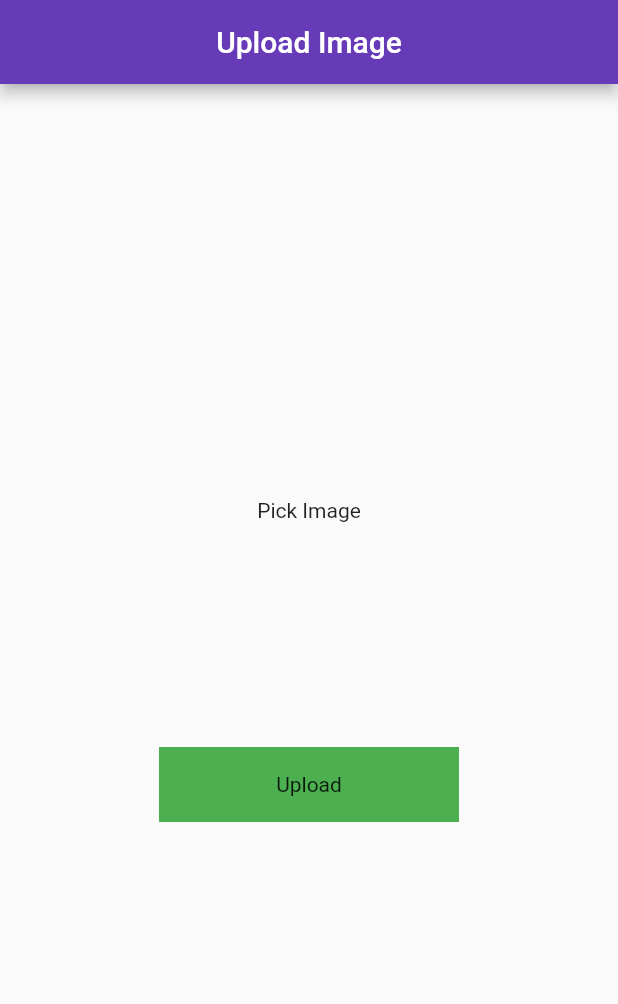
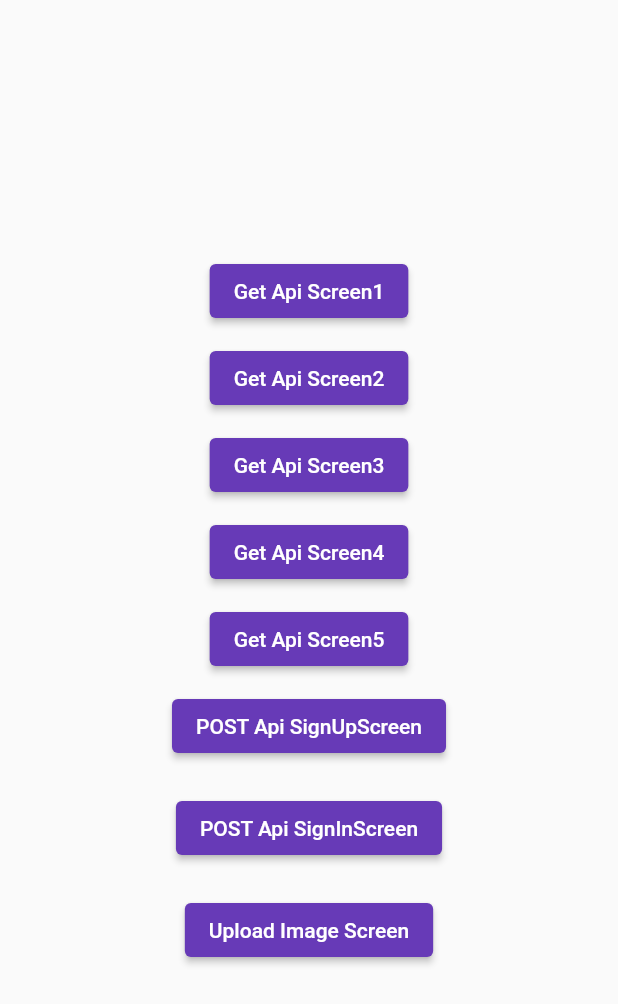
Before and after one commit to hamidhosen42/Flutter-REST-API, a Flutter app: the screen it shows after launch, on a phone screen of 412 x 824 dp. Shown: the top 1004 px of the screen. Run offline on Flutter 3.47's test engine with Material 2 defaults, Android fonts, the phone set to English and light mode, and no system bars; drawn by our look-alikes of modal_progress_hud_nsn; our stand-ins replace image_picker.

Commit message:
add-image

```diff
--- a/lib/Get_API/home_screen2.dart
+++ b/lib/Get_API/home_screen2.dart
@@ -3,7 +3,6 @@
 import 'dart:convert';
 
 import 'package:flutter/material.dart';
-import 'package:flutter_rest_api/Models/post_model.dart';
 import 'package:http/http.dart' as http;
 
 class HomeScreen2 extends StatefulWidget {
--- a/lib/Get_API/home_screen3.dart
+++ b/lib/Get_API/home_screen3.dart
@@ -3,7 +3,6 @@
 import 'dart:convert';
 
 import 'package:flutter/material.dart';
-import 'package:flutter_rest_api/Models/post_model.dart';
 import 'package:http/http.dart' as http;
 
 class HomeScreen3 extends StatefulWidget {
--- /dev/null
+++ b/lib/category_api_screen.dart
@@ -0,0 +1,128 @@
+// ignore_for_file: prefer_const_constructors
+
+import 'package:flutter/material.dart';
+import 'package:flutter_rest_api/Get_API/home_screen1.dart';
+
+import 'Get_API/home_screen2.dart';
+import 'Get_API/home_screen3.dart';
+import 'Get_API/home_screen4.dart';
+import 'Get_API/home_screen5.dart';
+import 'POST_API/login.dart';
+import 'POST_API/sign_up.dart';
+import 'POST_API/upload_image.dart';
+
+class CategoryScreen extends StatefulWidget {
+  const CategoryScreen({super.key});
+
+  @override
+  State<CategoryScreen> createState() => _CategoryScreenState();
+}
+
+class _CategoryScreenState extends State<CategoryScreen> {
+  @override
+  Widget build(BuildContext context) {
+    return Scaffold(
+      body: Center(
+        child: Column(
+          mainAxisAlignment: MainAxisAlignment.center,
+          children: [
+            ElevatedButton(
+                onPressed: () {
+                  Navigator.push(
+                    context,
+                    MaterialPageRoute(builder: (context) => HomeScreen1()),
+                  );
+                },
+                child: Text("Get Api Screen1")),
+                SizedBox(
+                  height: 10,
+                ),
+            ElevatedButton(
+                onPressed: () {
+                  Navigator.push(
+                    context,
+                    MaterialPageRoute(builder: (context) => HomeScreen2()),
+                  );
+                },
+                child: Text("Get Api Screen2")),
+                SizedBox(
+                  height: 10,
+                ),
+            ElevatedButton(
+                onPressed: () {
+                  Navigator.push(
+                    context,
+                    MaterialPageRoute(builder: (context) => HomeScreen3()),
+                  );
+                },
+                child: Text("Get Api Screen3")),
+                SizedBox(
+                  height: 10,
+                ),
+            ElevatedButton(
+                onPressed: () {
+                  Navigator.push(
+                    context,
+                    MaterialPageRoute(builder: (context) => HomeScreen4()),
+                  );
+                },
+                child: Text("Get Api Screen4")),
+                SizedBox(
+                  height: 10,
+                ),
+            ElevatedButton(
+                onPressed: () {
+                  Navigator.push(
+                    context,
+                    MaterialPageRoute(builder: (context) => HomeScreen5()),
+                  );
+                },
+                child: Text("Get Api Screen5")),
+                SizedBox(
+                  height: 10,
+                ),
+            ElevatedButton(
+                onPressed: () {
+                  Navigator.push(
+                    context,
+                    MaterialPageRoute(builder: (context) => SignUpScreen()),
+                  );
+                },
+                child: Text("POST Api SignUpScreen")),
+                SizedBox(
+                  height: 10,
+                ),
+                SizedBox(
+                  height: 10,
+                ),
+            ElevatedButton(
+                onPressed: () {
+                  Navigator.push(
+                    context,
+                    MaterialPageRoute(builder: (context) => SignInScreen()),
+                  );
+                },
+                child: Text("POST Api SignInScreen")),
+                SizedBox(
+                  height: 10,
+                ),
+                SizedBox(
+                  height: 10,
+                ),
+            ElevatedButton(
+                onPressed: () {
+                  Navigator.push(
+                    context,
+                    MaterialPageRoute(builder: (context) => UploadImageScreen()),
+                  );
+                },
+                child: Text("Upload Image Screen")),
+                SizedBox(
+                  height: 10,
+                ),
+          ],
+        ),
+      ),
+    );
+  }
+}
--- a/lib/main.dart
+++ b/lib/main.dart
@@ -9,6 +9,8 @@ import 'package:flutter_rest_api/Get_API/home_screen5.dart';
 import 'package:flutter_rest_api/POST_API/login.dart';
 import 'package:flutter_rest_api/POST_API/sign_up.dart';
 import 'package:flutter_rest_api/POST_API/upload_image.dart';
+
+import 'category_api_screen.dart';
 
 void main(List<String> args) {
   runApp(MyApp());
@@ -25,14 +27,7 @@ class MyApp extends StatelessWidget {
       theme: ThemeData(
         primarySwatch: Colors.deepPurple
       ),
-      // home: HomeScreen1(),
-      // home: HomeScreen2(),
-      // home: HomeScreen3(),
-      // home: HomeScreen4(),
-      // home: HomeScreen5(),
-      // home: SignUpScreen(),
-      // home: SignInScreen(),
-      home: UploadImageScreen(),
+      home: CategoryScreen(),
     );
   }
 }
```
Also changed, not shown: lib/Get_API/home_screen1.dart (+7 -7 lines), assets/get_api_screen1.png (added), assets/get_api_screen2.png (added), assets/get_api_screen3.png (added), assets/get_api_screen4.png (added), assets/get_api_screen5.png (added), assets/pos_api_upload_image.png (added), assets/post_sign_in_screen.png (added), assets/post_sign_up_screen.png (added), pubspec.lock.
